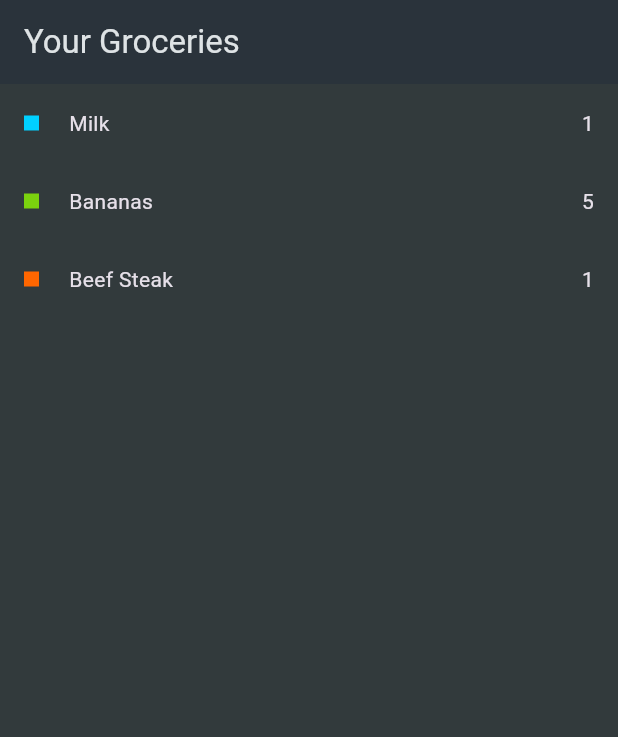
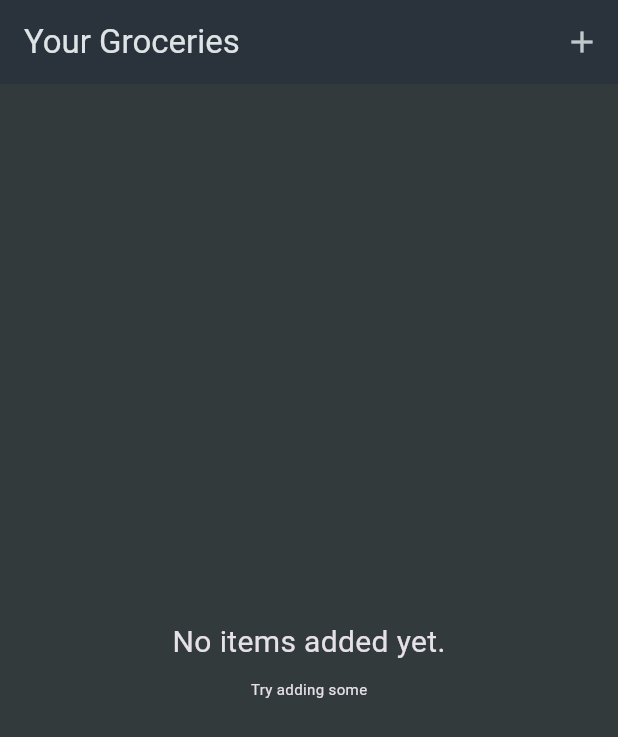
Before and after one commit to Moonkuro101/shopping_list, a Flutter app: the screen it shows after launch, on a phone screen of 412 x 824 dp. Shown: the top 737 px of the screen. Run offline on Flutter 3.47's test engine with Material 3 defaults, Android fonts, the phone set to English and light mode, and no system bars.

```diff
--- a/lib/main.dart
+++ b/lib/main.dart
@@ -1,5 +1,5 @@
 import 'package:flutter/material.dart';
-import 'package:shopping_list/screens/first_screen.dart';
+import 'package:shopping_list/widgets/grocery_list.dart';
 
 void main() {
   runApp(const MyApp());
@@ -22,7 +22,7 @@ class MyApp extends StatelessWidget {
         ),
         scaffoldBackgroundColor: const Color.fromARGB(255, 50, 58, 60),
       ),
-      home:const FirstScreen(),
+      home: const GroceryList(),
     );
   }
 }
--- a/lib/screens/first_screen.dart
+++ /dev/null
@@ -1,24 +0,0 @@
-import 'package:flutter/material.dart';
-import 'package:shopping_list/data/dummy_item.dart';
-import 'package:shopping_list/widgets/item.dart';
-
-class FirstScreen extends StatelessWidget {
-  const FirstScreen({super.key});
-
-  @override
-  Widget build(BuildContext context) {
-    return Scaffold(
-      appBar: AppBar(
-        title: const Text("Your Groceries"),
-      ),
-      body: Column(
-        children: [
-          for (final item in groceryItems)
-            Item(
-              item: item,
-            )
-        ],
-      ),
-    );
-  }
-}
--- /dev/null
+++ b/lib/widgets/grocery_list.dart
@@ -0,0 +1,86 @@
+import 'package:flutter/material.dart';
+
+import 'package:shopping_list/data/dummy_item.dart';
+import 'package:shopping_list/models/grocery_item.dart';
+import 'package:shopping_list/widgets/new_item.dart';
+
+class GroceryList extends StatefulWidget {
+  const GroceryList({super.key});
+
+  @override
+  State<GroceryList> createState() => _GroceryListState();
+}
+
+class _GroceryListState extends State<GroceryList> {
+  final List<GroceryItem> _groceryItems = [];
+
+  void _addItem() async {
+    final newItem = await Navigator.of(context).push<GroceryItem>(
+      MaterialPageRoute(
+        builder: (ctx) => const NewItemScreen(),
+      ),
+    );
+    if (newItem == null) {
+      return;
+    }
+    setState(() {
+      _groceryItems.add(newItem);
+    });
+  }
+
+  void _removeItem(GroceryItem item) {
+    setState(() {
+      _groceryItems.remove(item);
+    });
+  }
+
+  @override
+  Widget build(BuildContext context) {
+    Widget content;
+    if (_groceryItems.isEmpty) {
+      content = const Center(
+        child: Column(
+          mainAxisAlignment: MainAxisAlignment.center,
+          children: [
+            Text('No items added yet.', style: TextStyle(fontSize: 20)),
+            SizedBox(
+              height: 10,
+            ),
+            Text('Try adding some', style: TextStyle(fontSize: 10))
+          ],
+        ),
+      );
+    } else {
+      content = ListView.builder(
+        itemCount: _groceryItems.length,
+        itemBuilder: (ctx, index) => Dismissible(
+          background: Container(
+            color: Theme.of(context).colorScheme.error.withOpacity(0.50),
+          ),
+          key: ValueKey(_groceryItems[index].id),
+          onDismissed: (direction) {
+            _removeItem(_groceryItems[index]);
+          },
+          child: ListTile(
+            title: Text(groceryItems[index].name),
+            leading: Container(
+              width: 24,
+              height: 24,
+              color: _groceryItems[index].category.color,
+            ),
+            trailing: Text(
+              _groceryItems[index].quantity.toString(),
+            ),
+          ),
+        ),
+      );
+    }
+    return Scaffold(
+      appBar: AppBar(
+        title: const Text('Your Groceries'),
+        actions: [IconButton(onPressed: _addItem, icon: const Icon(Icons.add))],
+      ),
+      body: content,
+    );
+  }
+}
--- a/lib/widgets/item.dart
+++ /dev/null
@@ -1,29 +0,0 @@
-import 'package:flutter/material.dart';
-import 'package:shopping_list/models/grocery_item.dart';
-
-class Item extends StatelessWidget {
-  const Item({super.key, required this.item});
-  final GroceryItem item;
-  @override
-  Widget build(BuildContext context) {
-    return Padding(
-      padding: const EdgeInsets.symmetric(vertical: 16,horizontal: 16),
-      child: Row(
-        crossAxisAlignment: CrossAxisAlignment.center,
-        children: [
-          Container(
-            width: 10,
-            height: 10,
-            decoration: BoxDecoration(color: item.category.color),
-          ),
-          const SizedBox(
-            width: 20,
-          ),
-          Text(item.name),
-          const Spacer(),
-          Text(item.quantity.toString())
-        ],
-      ),
-    );
-  }
-}
```
Also changed, not shown: lib/widgets/new_item.dart (added, +145 -0 lines).
